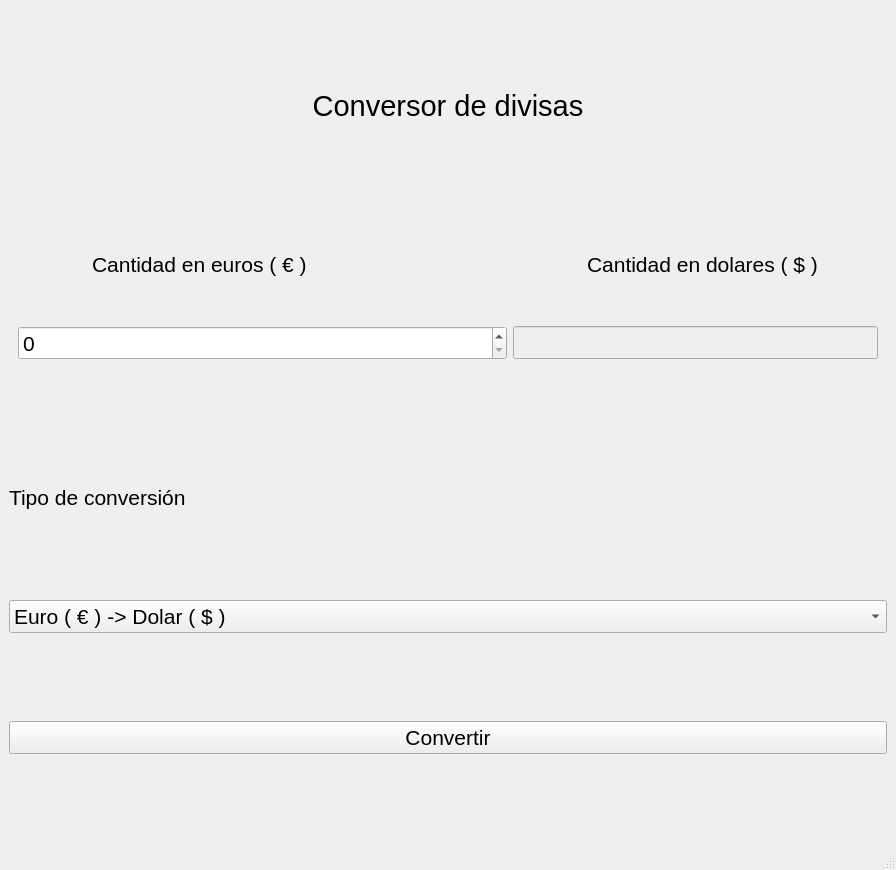
This is interfaz.ui in Ibrahh05/ConversorDivisas as Qt 5 draws it before an edit. The edited form follows.
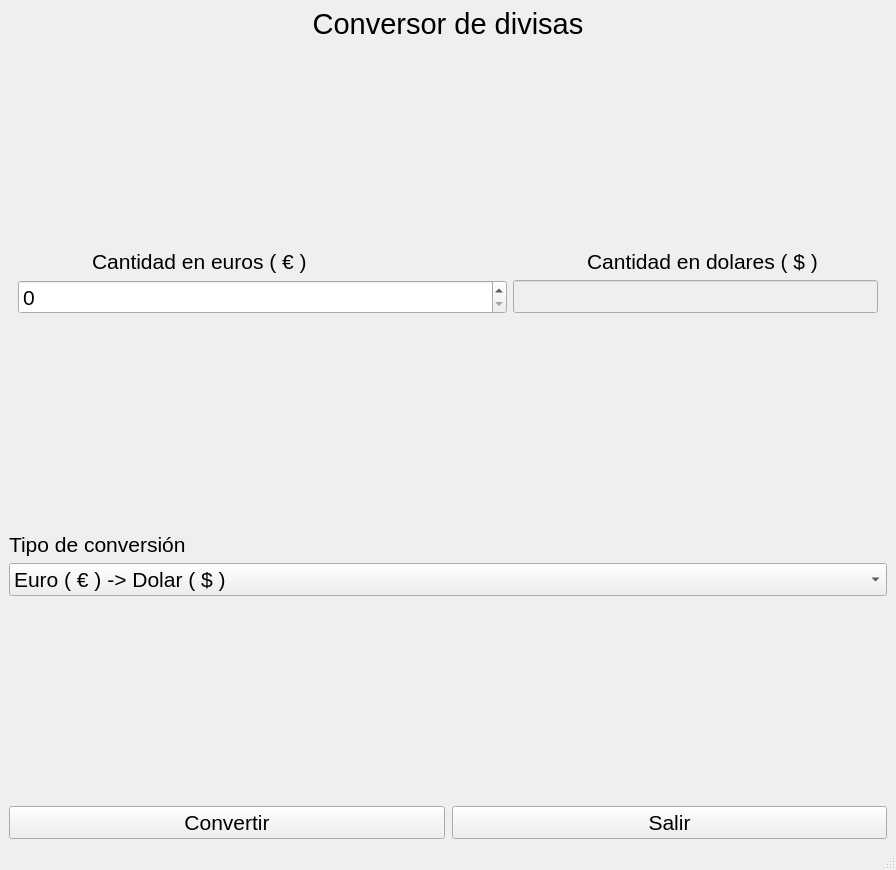
This is the edited form. Icons and pictures are not drawn.

Commit message: boton salir

```diff
--- a/interfaz.ui
+++ b/interfaz.ui
@@ -45,6 +45,19 @@
       </property>
      </widget>
     </item>
+    <item>
+     <spacer name="verticalSpacer_2">
+      <property name="orientation">
+       <enum>Qt::Vertical</enum>
+      </property>
+      <property name="sizeHint" stdset="0">
+       <size>
+        <width>20</width>
+        <height>40</height>
+       </size>
+      </property>
+     </spacer>
+    </item>
     <item>
      <widget class="QWidget" name="gridWidget" native="true">
       <property name="maximumSize">
@@ -82,6 +95,9 @@
            <pointsize>16</pointsize>
           </font>
          </property>
+         <property name="maximum">
+          <number>999999999</number>
+         </property>
         </widget>
        </item>
        <item row="1" column="0">
@@ -174,6 +190,19 @@
       </layout>
      </widget>
     </item>
+    <item>
+     <spacer name="verticalSpacer_3">
+      <property name="orientation">
+       <enum>Qt::Vertical</enum>
+      </property>
+      <property name="sizeHint" stdset="0">
+       <size>
+        <width>20</width>
+        <height>40</height>
+       </size>
+      </property>
+     </spacer>
+    </item>
     <item>
      <widget class="QLabel" name="tipoConversion">
       <property name="maximumSize">
@@ -215,16 +244,75 @@
      </widget>
     </item>
     <item>
-     <widget class="QPushButton" name="botonConvertir">
-      <property name="font">
-       <font>
-        <pointsize>16</pointsize>
-       </font>
+     <spacer name="verticalSpacer">
+      <property name="orientation">
+       <enum>Qt::Vertical</enum>
       </property>
-      <property name="text">
-       <string>Convertir</string>
+      <property name="sizeHint" stdset="0">
+       <size>
+        <width>20</width>
+        <height>40</height>
+       </size>
       </property>
-     </widget>
+     </spacer>
+    </item>
+    <item>
+     <layout class="QHBoxLayout" name="horizontalLayout_3">
+      <property name="spacing">
+       <number>7</number>
+      </property>
+      <property name="sizeConstraint">
+       <enum>QLayout::SetDefaultConstraint</enum>
+      </property>
+      <property name="topMargin">
+       <number>0</number>
+      </property>
+      <item>
+       <widget class="QPushButton" name="botonConvertir">
+        <property name="maximumSize">
+         <size>
+          <width>500</width>
+          <height>40</height>
+         </size>
+        </property>
+        <property name="font">
+         <font>
+          <pointsize>16</pointsize>
+         </font>
+        </property>
+        <property name="autoFillBackground">
+         <bool>false</bool>
+        </property>
+        <property name="text">
+         <string>Convertir</string>
+        </property>
+        <property name="autoDefault">
+         <bool>false</bool>
+        </property>
+        <property name="default">
+         <bool>false</bool>
+        </property>
+       </widget>
+      </item>
+      <item>
+       <widget class="QPushButton" name="botonSalir">
+        <property name="maximumSize">
+         <size>
+          <width>500</width>
+          <height>40</height>
+         </size>
+        </property>
+        <property name="font">
+         <font>
+          <pointsize>16</pointsize>
+         </font>
+        </property>
+        <property name="text">
+         <string>Salir</string>
+        </property>
+       </widget>
+      </item>
+     </layout>
     </item>
    </layout>
   </widget>
```
Left out of the diff: 110 changed lines with no effect on the pictures. The commit also changes 2 other files.
